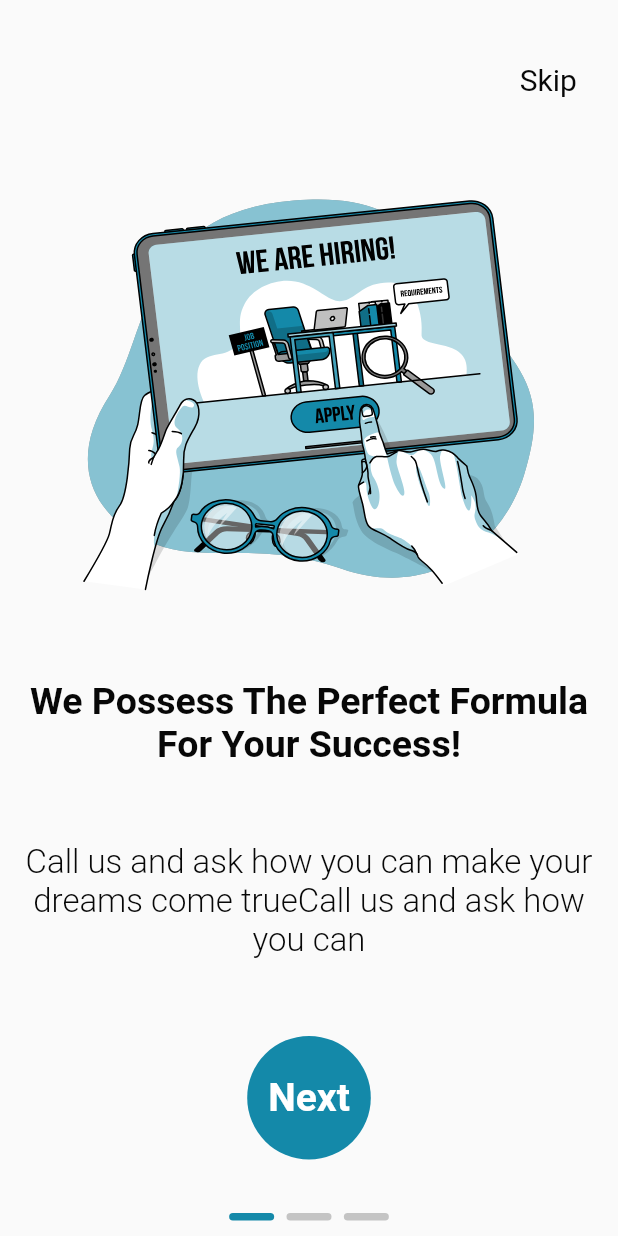
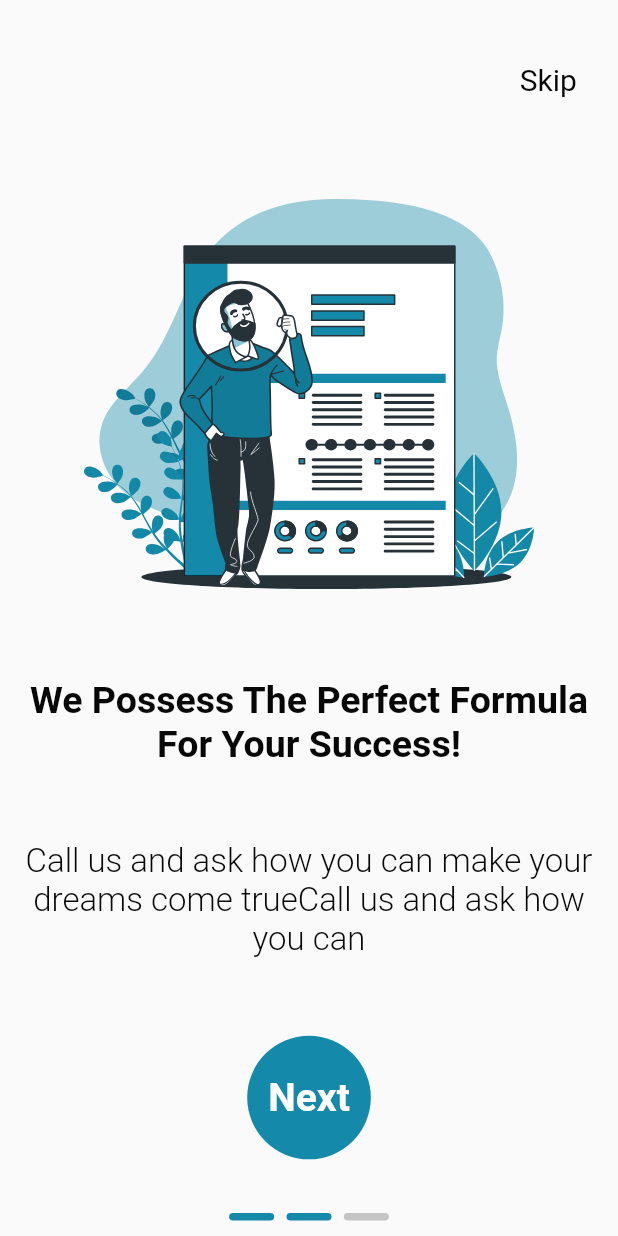
Before and after one commit to harshuhere01/Jobber, a Flutter app: the screen it shows after launch, after a tap on "Next", on a phone screen of 412 x 824 dp. Run offline on Flutter 3.47's test engine with Material 2 defaults, Android fonts, the phone set to English and light mode, and no system bars; our stand-ins replace connectivity_plus, email_validator, flutter_svg, fluttertoast, google_fonts, page_transition and 1 more.

Commit message:
welcome page done

```diff
--- a/lib/View/Screens/welcome_page1.dart
+++ b/lib/View/Screens/welcome_page1.dart
@@ -4,9 +4,12 @@ import 'package:google_fonts/google_fonts.dart';
 import 'package:jobber/Constants/color_constants.dart';
 import 'package:jobber/CustomWidgets/welcome_page_rounded_button.dart';
 import 'package:jobber/Utils/dimensions.dart';
+import 'package:jobber/Utils/navigation_helper.dart';
+import 'package:jobber/View/Screens/auth_screen.dart';
 
 class WelcomePage1 extends StatelessWidget {
-  const WelcomePage1({Key? key}) : super(key: key);
+  WelcomePage1({Key? key, required this.onTap}) : super(key: key);
+  Function onTap;
 
   @override
   Widget build(BuildContext context) {
@@ -15,7 +18,9 @@ class WelcomePage1 extends StatelessWidget {
         child: Column(
           mainAxisAlignment: MainAxisAlignment.spaceAround,
           children: [
-            Container(
+            GestureDetector(
+              onTap: (){NavigationHelpers.redirect(context, AuthScreen());},
+              child: Container(
                 alignment: Alignment.centerRight,
                 padding: EdgeInsets.symmetric(
                     vertical: D.H / 50, horizontal: D.H / 30),
@@ -25,6 +30,7 @@ class WelcomePage1 extends StatelessWidget {
                       color: ColorConstants.blackColor,
                       fontSize: 20,
                       fontWeight: FontWeight.w400),
+                ),
               ),
             ),
             Center(child: SvgPicture.asset('assets/images/welcome_page1.svg')),
@@ -56,9 +62,11 @@ class WelcomePage1 extends StatelessWidget {
               fontsize: 26,
               height: D.H / 10,
               width: D.H / 10,
-              btnradius: D.H/5,
+              btnradius: D.H / 5,
               fontweight: FontWeight.bold,
-              onTap: () {},
+              onTap: () {
+                onTap();
+              },
             ),
           ],
         ),
--- a/lib/View/Screens/welcome_page2.dart
+++ b/lib/View/Screens/welcome_page2.dart
@@ -4,10 +4,12 @@ import 'package:google_fonts/google_fonts.dart';
 import 'package:jobber/Constants/color_constants.dart';
 import 'package:jobber/CustomWidgets/welcome_page_rounded_button.dart';
 import 'package:jobber/Utils/dimensions.dart';
+import 'package:jobber/Utils/navigation_helper.dart';
+import 'package:jobber/View/Screens/auth_screen.dart';
 
 class WelcomePage2 extends StatelessWidget {
-  const WelcomePage2({Key? key}) : super(key: key);
-
+   WelcomePage2({Key? key,required this.onTap}) : super(key: key);
+Function onTap;
   @override
   Widget build(BuildContext context) {
     return Scaffold(
@@ -15,7 +17,9 @@ class WelcomePage2 extends StatelessWidget {
         child: Column(
           mainAxisAlignment: MainAxisAlignment.spaceAround,
           children: [
-            Container(
+            GestureDetector(
+              onTap: (){NavigationHelpers.redirect(context, AuthScreen());},
+              child: Container(
                 alignment: Alignment.centerRight,
                 padding: EdgeInsets.symmetric(
                     vertical: D.H / 50, horizontal: D.H / 30),
@@ -25,6 +29,7 @@ class WelcomePage2 extends StatelessWidget {
                       color: ColorConstants.blackColor,
                       fontSize: 20,
                       fontWeight: FontWeight.w400),
+                ),
               ),
             ),
             Center(child: SvgPicture.asset('assets/images/welcome_page2.svg')),
@@ -58,7 +63,7 @@ class WelcomePage2 extends StatelessWidget {
               width: D.H / 10,
               btnradius: D.H/5,
               fontweight: FontWeight.bold,
-              onTap: () {},
+              onTap: () {onTap();},
             ),
           ],
         ),
--- a/lib/View/Screens/welcome_page_main.dart
+++ b/lib/View/Screens/welcome_page_main.dart
@@ -59,9 +59,9 @@ class _WelcomePageMainState extends State<WelcomePageMain> {
                 });
               },
               controller: _pageController,
-              children: const [
-                WelcomePage1(),
-                WelcomePage2(),
+              children:  [
+                WelcomePage1(onTap: (){_changePage(1);}),
+                WelcomePage2(onTap: (){_changePage(2);}),
                 WelcomePage3(),
               ],
             ),
```
Lines whose indentation alone changed are shown as unchanged.
